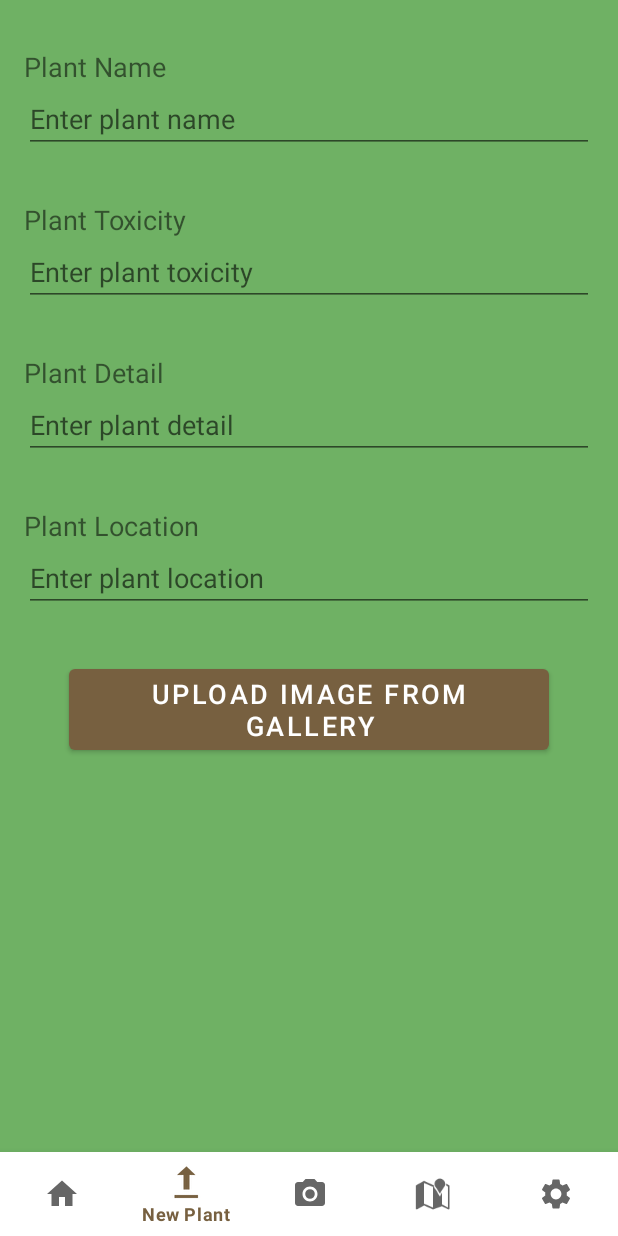
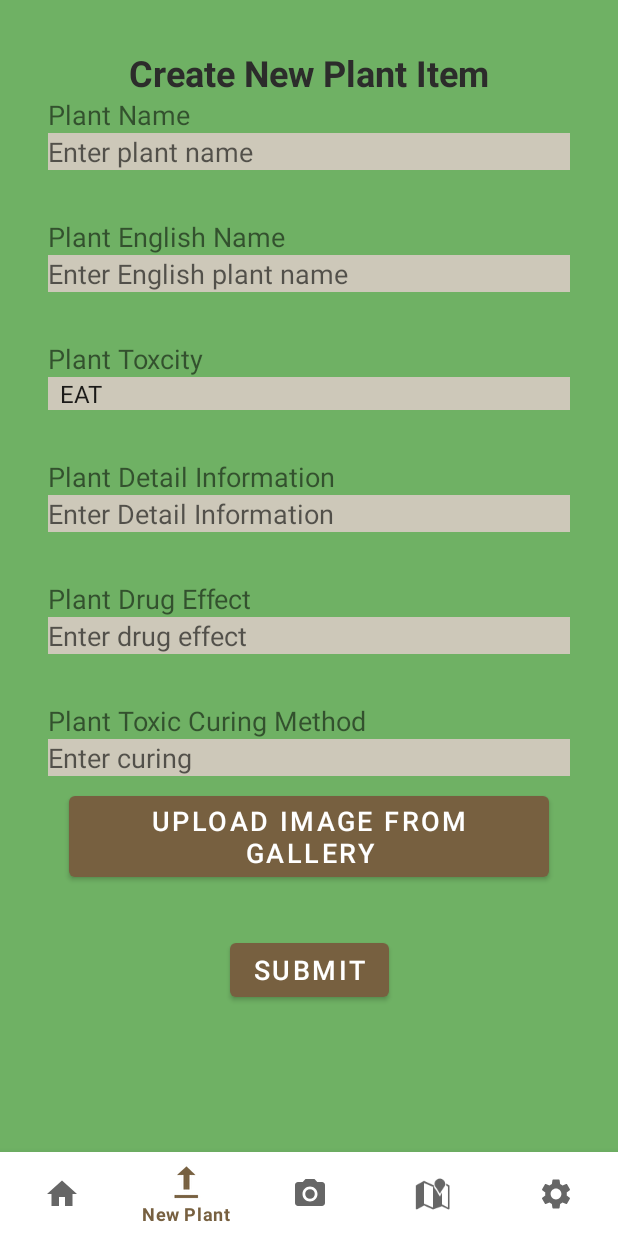
Before and after one commit to aauu1234/mobile_cw2, an Android app: the MainActivity2 screen opened directly, with no data from a screen before it, item 2 of the bottom bar chosen, on a phone screen of 412 x 824 dp. Run offline under Robolectric (Android 15) with nearby library versions, the phone set to English and light mode, and no system bars; pictures from the network do not load.

Commit message:
finished create new plant item function fragment

```diff
--- a/finish/build.gradle
+++ b/finish/build.gradle
@@ -78,7 +78,7 @@ dependencies {
     implementation 'androidx.legacy:legacy-support-v4:1.0.0'
     implementation 'com.google.android.gms:play-services-maps:18.1.0'
     implementation 'com.google.android.gms:play-services-location:17.1.0'
-
+    implementation 'com.google.android.material:material:1.4.0'
     // Firebase
     implementation platform('com.google.firebase:firebase-bom:31.1.1')
     implementation 'com.google.firebase:firebase-analytics-ktx'
--- a/finish/src/main/java/org/tensorflow/lite/examples/classification/Home.kt
+++ b/finish/src/main/java/org/tensorflow/lite/examples/classification/Home.kt
@@ -23,6 +23,7 @@ import androidx.fragment.app.Fragment
 import androidx.fragment.app.FragmentManager
 import androidx.recyclerview.widget.LinearLayoutManager
 import androidx.recyclerview.widget.RecyclerView
+import com.google.android.material.floatingactionbutton.FloatingActionButton
 import kotlinx.android.synthetic.main.fragment_home.view.*
 import org.tensorflow.lite.examples.classification.plantList.ChildItem
 import org.tensorflow.lite.examples.classification.plantList.ParentAdapter
@@ -35,18 +36,25 @@ private val parentList = ArrayList<ParentItem>()
 const val RESULT_SPEECH = 1
 private var btnSpeak: ImageButton? = null
 private var voiceText:String=""
-//private lateinit var adapter: ChildAdapter
-//private val adapter2=ChildAdapter(childItems1)
-//private val parentAdapter2= ParentAdapter(parentList,)
 lateinit var fragmentManagers: FragmentManager
 
+interface DatabaseUpdateObserver {
+    fun onDatabaseUpdated()
+}
 
-class Home : Fragment() {
+class Home : Fragment(), DatabaseUpdateObserver {
 
- // val parentAdapter2 = TODO()
+
  private val memoryCache = LruCache<ByteArray, Bitmap>(50 * 1024 * 1024)
 
-
+    override fun onDatabaseUpdated() {
+        // Refresh the list here
+        val parentAdapter2 = ParentAdapter(parentList, fragmentManagers)
+        if (parentList.isEmpty()) {
+            addDataToList()
+        }
+        recyclerView.adapter = parentAdapter2
+    }
 
     override fun onCreate(savedInstanceState: Bundle?) {
         super.onCreate(savedInstanceState)
@@ -54,20 +62,51 @@ class Home : Fragment() {
 
     }
 
+
+
     override fun onCreateView(
         inflater: LayoutInflater, container: ViewGroup?,
         savedInstanceState: Bundle?
     ): View? {
 
         var rootView: View = inflater.inflate(R.layout.fragment_home, container, false)
-        var   parentAdapter2= ParentAdapter(parentList,fragmentManagers)
+        val fabRefresh: FloatingActionButton = rootView.findViewById(R.id.fab_refresh)
+        var parentAdapter2: ParentAdapter? =null
+        searchView = rootView.searchView
+        fabRefresh.setOnClickListener {
+            Log.d("INFO", "1")
+               parentAdapter2= ParentAdapter(parentList,fragmentManagers)
+         //   searchView = rootView.searchView
+            Log.d("INFO", "2")
+            recyclerView = rootView.parentRecyclerView
+            recyclerView.setHasFixedSize(true)
+            recyclerView.layoutManager = LinearLayoutManager(requireContext())
+
+            if (parentList.isEmpty()) {
+                Log.d("INFO", "3")
+                addDataToList()
+            }else{
+                parentList.clear()
+                Log.d("INFO", "4")
+                addDataToList()
+            }
+            val adapter = ParentAdapter(parentList,fragmentManagers)
+            adapter.notifyDataSetChanged()
+            recyclerView.adapter = adapter
+
+        }
+
+
+
+
+          parentAdapter2= ParentAdapter(parentList,fragmentManagers)
         searchView = rootView.searchView
 
         recyclerView = rootView.parentRecyclerView
         recyclerView.setHasFixedSize(true)
         recyclerView.layoutManager = LinearLayoutManager(requireContext())
         if (parentList.isEmpty()) {
-        addDataToList()
+            addDataToList()
         }
         val adapter = ParentAdapter(parentList,fragmentManagers)
 
@@ -83,7 +122,7 @@ class Home : Fragment() {
             }
 
             override fun onQueryTextChange(newText: String?): Boolean {
-                filterList(newText,parentAdapter2)
+                parentAdapter2?.let { filterList(newText, it) }
 
                 return true
             }
@@ -118,6 +157,7 @@ class Home : Fragment() {
 
         return rootView
     }
+
 
     override fun onActivityResult(requestCode: Int, resultCode: Int, data: Intent?) {
         super.onActivityResult(requestCode, resultCode, data)
@@ -176,7 +216,7 @@ class Home : Fragment() {
         }
     }
 
-    fun addDataToList() {
+    private fun addDataToList() {
          val childItems1 = ArrayList<ChildItem>()
          val childItems2 = ArrayList<ChildItem>()
         val childItems3 = ArrayList<ChildItem>()
@@ -210,13 +250,12 @@ class Home : Fragment() {
 
     @SuppressLint("Range")
     private fun getToxicPlantLocData():List<PlantModels>{
+        AssetsDatabaseManager.closeAllDatabase()
         AssetsDatabaseManager.initManager(activity);
-// 获取管理对象，因为数据库需要通过管理对象才能够获取
         val mg = AssetsDatabaseManager.getManager();
-        // 通过管理对象获取数据库l
         val db1: SQLiteDatabase = mg.getDatabase("PlantStore.db");
         val toxicPlantLocList= arrayListOf<PlantModels>();
-// 对数据库进行操作
+        Log.d("INFO", "start call list")
         val cursor=db1.query("Plant",null,null,null,null,null,null)
         if(cursor.moveToFirst()){
             do{
@@ -228,12 +267,9 @@ class Home : Fragment() {
                 val plantEnName: String? = cursor.getString(cursor.getColumnIndex("enName"))
                 val plantCnName: String? = cursor.getString(cursor.getColumnIndex("plantname"))
                 val plantImage=cursor.getBlob(cursor.getColumnIndex("image"))
-
-//                val options: BitmapFactory.Options = BitmapFactory.Options()
-//                options.inTempStorage = ByteArray(1024 * 32)
-//
-//                val bm: Bitmap =
-//                    BitmapFactory.decodeByteArray(plantImage, 0, plantImage.size , options)
+                if (plantCnName != null) {
+                    Log.d("INFO", "list data record:$plantCnName")
+                }
                 val options = BitmapFactory.Options()
                 options.inJustDecodeBounds = true
                 BitmapFactory.decodeByteArray(plantImage, 0, plantImage.size, options)
@@ -250,7 +286,6 @@ class Home : Fragment() {
         }
         cursor.close()
         for(item in toxicPlantLocList){
-            //Log.d(TAG,"Loop "+item.plantEnName+" : "+item.locaEnName)
 
         }
         return toxicPlantLocList
@@ -275,4 +310,6 @@ class Home : Fragment() {
         return inSampleSize
     }
 
+
+
 }
--- a/finish/src/main/java/org/tensorflow/lite/examples/classification/MainActivity2.kt
+++ b/finish/src/main/java/org/tensorflow/lite/examples/classification/MainActivity2.kt
@@ -27,7 +27,7 @@ private lateinit var binding: ActivityMain2Binding
     override fun onCreate(savedInstanceState: Bundle?) {
         super.onCreate(savedInstanceState)
         binding = ActivityMain2Binding.inflate(layoutInflater)
-
+        AssetsDatabaseManager.initManager(applicationContext)
         // Request permission
         requestPermissions(arrayOf(Manifest.permission.ACCESS_FINE_LOCATION), LOCATION_REQUEST_CODE)
 
--- a/finish/src/main/res/layout/fragment_newplantform.xml
+++ b/finish/src/main/res/layout/fragment_newplantform.xml
@@ -7,136 +7,216 @@
     android:background="#6FB164"
     tools:context=".NewPlantForm">
 
+    <ScrollView
+        android:layout_width="match_parent"
+        android:layout_height="730dp"
+        android:fillViewport="true">
+
         <androidx.constraintlayout.widget.ConstraintLayout
             android:layout_width="match_parent"
-        android:layout_height="match_parent">
+            android:layout_height="wrap_content"
+            android:paddingStart="16dp"
+            android:paddingEnd="16dp"
+            android:paddingTop="32dp"
+            android:paddingBottom="32dp"
+            >
+
+            <com.google.android.material.textview.MaterialTextView
+                android:id="@+id/title_text"
+                android:layout_width="wrap_content"
+                android:layout_height="wrap_content"
+                android:text="Create New Plant Item"
+                android:textSize="24sp"
+                android:textStyle="bold"
+                android:textColor="#2C2C2B"
+                app:layout_constraintEnd_toEndOf="parent"
+                app:layout_constraintStart_toStartOf="parent"
+                app:layout_constraintTop_toTopOf="parent" />
 
             <TextView
                 android:id="@+id/plant_name_label"
                 android:layout_width="wrap_content"
                 android:layout_height="wrap_content"
+                android:layout_marginStart="16dp"
+                android:layout_marginTop="32dp"
                 android:text="Plant Name"
                 android:textSize="18sp"
                 app:layout_constraintStart_toStartOf="parent"
-            app:layout_constraintTop_toTopOf="parent"
-            android:layout_marginStart="16dp"
-            android:layout_marginTop="32dp"/>
+                app:layout_constraintTop_toTopOf="parent" />
 
             <EditText
                 android:id="@+id/plant_name_input"
                 android:layout_width="0dp"
                 android:layout_height="wrap_content"
+                android:layout_marginStart="16dp"
+                android:layout_marginEnd="16dp"
+                android:background="#CDC8B9"
                 android:hint="Enter plant name"
                 android:inputType="text"
                 app:layout_constraintEnd_toEndOf="parent"
                 app:layout_constraintStart_toStartOf="parent"
-            app:layout_constraintTop_toBottomOf="@id/plant_name_label"
-            android:layout_marginStart="16dp"
-            android:layout_marginEnd="16dp"/>
+                app:layout_constraintTop_toBottomOf="@id/plant_name_label" />
 
             <TextView
-            android:id="@+id/plant_toxicity_label"
+                android:id="@+id/en_name_label"
                 android:layout_width="wrap_content"
                 android:layout_height="wrap_content"
-            android:text="Plant Toxicity"
+                android:layout_marginStart="16dp"
+                android:layout_marginTop="32dp"
+                android:text="Plant English Name"
                 android:textSize="18sp"
                 app:layout_constraintStart_toStartOf="parent"
                 app:layout_constraintTop_toBottomOf="@id/plant_name_input"
-            android:layout_marginStart="16dp"
-            android:layout_marginTop="32dp"/>
+                 />
 
             <EditText
-            android:id="@+id/plant_toxicity_input"
+                android:id="@+id/en_name_input"
                 android:layout_width="0dp"
                 android:layout_height="wrap_content"
-            android:hint="Enter plant toxicity"
+                android:layout_marginStart="16dp"
+                android:layout_marginEnd="16dp"
+                android:background="#CDC8B9"
+                android:hint="Enter English plant name"
                 android:inputType="text"
                 app:layout_constraintEnd_toEndOf="parent"
                 app:layout_constraintStart_toStartOf="parent"
-            app:layout_constraintTop_toBottomOf="@id/plant_toxicity_label"
-            android:layout_marginStart="16dp"
-            android:layout_marginEnd="16dp"/>
+                app:layout_constraintTop_toBottomOf="@id/en_name_label" />
 
+            <!-- Status Input -->
             <TextView
-            android:id="@+id/plant_detail_label"
+                android:id="@+id/status_label"
                 android:layout_width="wrap_content"
                 android:layout_height="wrap_content"
-            android:text="Plant Detail"
+                android:layout_marginStart="16dp"
+                android:layout_marginTop="32dp"
+                android:text="Plant Toxcity"
                 android:textSize="18sp"
                 app:layout_constraintStart_toStartOf="parent"
-            app:layout_constraintTop_toBottomOf="@id/plant_toxicity_input"
+                app:layout_constraintTop_toBottomOf="@id/en_name_input" />
+
+            <Spinner
+                android:id="@+id/status_input"
+                android:layout_width="0dp"
+                android:layout_height="wrap_content"
                 android:layout_marginStart="16dp"
-            android:layout_marginTop="32dp"/>
+                android:layout_marginEnd="16dp"
+                android:background="#CDC8B9"
+                app:layout_constraintEnd_toEndOf="parent"
+                app:layout_constraintStart_toStartOf="parent"
+                app:layout_constraintTop_toBottomOf="@id/status_label" />
+
+            <!-- Info Input -->
+            <TextView
+                android:id="@+id/info_label"
+                android:layout_width="wrap_content"
+                android:layout_height="wrap_content"
+                android:layout_marginStart="16dp"
+                android:layout_marginTop="32dp"
+                android:text="Plant Detail Information"
+                android:textSize="18sp"
+                app:layout_constraintStart_toStartOf="parent"
+                app:layout_constraintTop_toBottomOf="@id/status_input" />
 
             <EditText
-            android:id="@+id/plant_detail_input"
+                android:id="@+id/info_input"
                 android:layout_width="0dp"
                 android:layout_height="wrap_content"
-            android:hint="Enter plant detail"
+                android:layout_marginStart="16dp"
+                android:layout_marginEnd="16dp"
+                android:background="#CDC8B9"
+                android:hint="Enter Detail Information"
                 android:inputType="textMultiLine"
                 app:layout_constraintEnd_toEndOf="parent"
                 app:layout_constraintStart_toStartOf="parent"
-            app:layout_constraintTop_toBottomOf="@id/plant_detail_label"
-            android:layout_marginStart="16dp"
-            android:layout_marginEnd="16dp"/>
+                app:layout_constraintTop_toBottomOf="@id/info_label" />
 
+            <!-- Drug Effect Input -->
             <TextView
-            android:id="@+id/plant_location_label"
+                android:id="@+id/drug_effect_label"
                 android:layout_width="wrap_content"
                 android:layout_height="wrap_content"
-            android:text="Plant Location"
+                android:layout_marginStart="16dp"
+                android:layout_marginTop="32dp"
+                android:text="Plant Drug Effect"
                 android:textSize="18sp"
                 app:layout_constraintStart_toStartOf="parent"
-            app:layout_constraintTop_toBottomOf="@id/plant_detail_input"
-            android:layout_marginStart="16dp"
-            android:layout_marginTop="32dp"/>
+                app:layout_constraintTop_toBottomOf="@id/info_input" />
 
             <EditText
-            android:id="@+id/plant_location_input"
+                android:id="@+id/drug_effect_input"
                 android:layout_width="0dp"
                 android:layout_height="wrap_content"
-            android:hint="Enter plant location"
+                android:layout_marginStart="16dp"
+                android:layout_marginEnd="16dp"
+                android:hint="Enter drug effect"
+                android:background="#CDC8B9"
                 android:inputType="text"
                 app:layout_constraintEnd_toEndOf="parent"
                 app:layout_constraintStart_toStartOf="parent"
-            app:layout_constraintTop_toBottomOf="@id/plant_location_label"
+                app:layout_constraintTop_toBottomOf="@id/drug_effect_label" />
+
+            <!-- Curing Input -->
+            <TextView
+                android:id="@+id/curing_label"
+                android:layout_width="wrap_content"
+                android:layout_height="wrap_content"
                 android:layout_marginStart="16dp"
-            android:layout_marginEnd="16dp"/>
+                android:layout_marginTop="32dp"
+                android:text="Plant Toxic Curing Method"
+                android:textSize="18sp"
+                app:layout_constraintStart_toStartOf="parent"
+                app:layout_constraintTop_toBottomOf="@id/drug_effect_input" />
+
+            <EditText
+                android:id="@+id/curing_input"
+                android:layout_width="0dp"
+                android:layout_height="wrap_content"
+                android:layout_marginStart="16dp"
+                android:layout_marginEnd="16dp"
+                android:background="#CDC8B9"
+                android:hint="Enter curing"
+                android:inputType="text"
+                app:layout_constraintEnd_toEndOf="parent"
+                app:layout_constraintStart_toStartOf="parent"
+                app:layout_constraintTop_toBottomOf="@id/curing_label" />
 
             <Button
                 android:id="@+id/upload_image_button"
                 android:layout_width="wrap_content"
                 android:layout_height="wrap_content"
+                android:layout_marginTop="32dp"
                 android:text="Upload Image from Gallery"
                 android:textSize="18sp"
                 app:layout_constraintEnd_toEndOf="parent"
                 app:layout_constraintStart_toStartOf="parent"
-            app:layout_constraintTop_toBottomOf="@id/plant_location_input"
-            android:layout_marginTop="32dp"/>
+                app:layout_constraintTop_toBottomOf="@id/curing_label" />
 
             <ImageView
                 android:id="@+id/image_preview"
-            android:layout_width="0dp"
-            android:layout_height="0dp"
+                android:layout_width="500dp"
+                android:layout_height="400dp"
+                android:layout_marginTop="16dp"
                 android:contentDescription="Image Preview"
                 android:scaleType="centerCrop"
                 app:layout_constraintDimensionRatio="1:1"
                 app:layout_constraintEnd_toEndOf="parent"
                 app:layout_constraintStart_toStartOf="parent"
-            app:layout_constraintTop_toBottomOf="@id/upload_image_button"
-            android:layout_marginTop="16dp"/>
+                app:layout_constraintTop_toBottomOf="@id/upload_image_button" />
 
             <Button
                 android:id="@+id/submit_button"
                 android:layout_width="wrap_content"
                 android:layout_height="wrap_content"
+                android:layout_marginTop="32dp"
                 android:text="Submit"
                 android:textSize="18sp"
                 app:layout_constraintEnd_toEndOf="parent"
                 app:layout_constraintStart_toStartOf="parent"
-            app:layout_constraintTop_toBottomOf="@id/image_preview"
-            android:layout_marginTop="32dp"/>
+                app:layout_constraintTop_toBottomOf="@id/image_preview" />
+
 
         </androidx.constraintlayout.widget.ConstraintLayout>
 
+    </ScrollView>
+
 </FrameLayout>
--- a/finish/src/main/res/values/strings.xml
+++ b/finish/src/main/res/values/strings.xml
@@ -20,4 +20,11 @@
     <string name="tensorflow_lite_logo_description">TensorFlow Lite logo</string>
     <!-- TODO: Remove or change this placeholder text -->
     <string name="hello_blank_fragment">Hello blank fragment</string>
+
+    <string-array name="status_options">
+        <item>EAT</item>
+        <item>NPOS</item>
+        <item>POS</item>
+        <item>EPOS</item>
+    </string-array>
 </resources>
```
Also changed, not shown: finish/src/main/java/org/tensorflow/lite/examples/classification/AssetsDatabaseManager.java (+86 -11 lines), finish/src/main/java/org/tensorflow/lite/examples/classification/DatabaseHelper.java (+6 -1 lines), finish/src/main/java/org/tensorflow/lite/examples/classification/NewPlantForm.kt (+118 -3 lines), finish/src/main/res/layout/fragment_home.xml (+11 -0 lines). Lines whose indentation alone changed are shown as unchanged.
